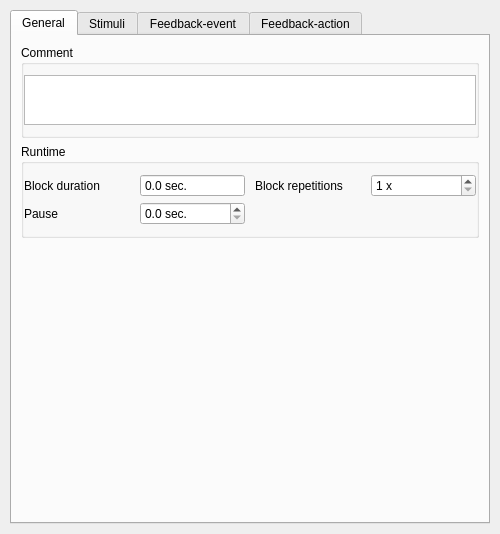
The window that Scenario_designer/ct_conftoyring.ui (luizamici/caretoy) describes before a commit, drawn with Qt 5.
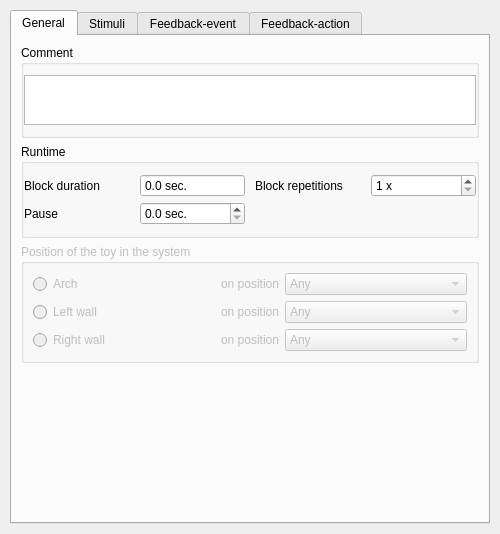
The same window after the commit. Custom widgets are drawn as their Qt base class.

Commit message: Fixed bug on deletion of blocks in the scenario designer. Added name of the open scenario on top of the window, added speaker stimuli in the arch block(disabled) and toy position(disabled). The disabled features are written in the xml, they just need to be enabled once the features work in the system.

Diff of the .ui file:
```diff
--- a/Scenario_designer/ct_conftoyring.ui
+++ b/Scenario_designer/ct_conftoyring.ui
@@ -202,6 +202,141 @@
          </layout>
         </widget>
        </item>
+       <item>
+        <widget class="QGroupBox" name="groupBox">
+         <property name="enabled">
+          <bool>false</bool>
+         </property>
+         <property name="title">
+          <string>Position of the toy in the system</string>
+         </property>
+         <layout class="QGridLayout" name="gridLayout_3" columnstretch="1,0,1">
+          <item row="0" column="2">
+           <widget class="QComboBox" name="qcb_block_position_arch">
+            <property name="enabled">
+             <bool>false</bool>
+            </property>
+            <item>
+             <property name="text">
+              <string>Any</string>
+             </property>
+            </item>
+            <item>
+             <property name="text">
+              <string>#1</string>
+             </property>
+            </item>
+            <item>
+             <property name="text">
+              <string>#2</string>
+             </property>
+            </item>
+            <item>
+             <property name="text">
+              <string>#2</string>
+             </property>
+            </item>
+           </widget>
+          </item>
+          <item row="1" column="0">
+           <widget class="QRadioButton" name="qrb_block_position_left">
+            <property name="text">
+             <string>Left wall</string>
+            </property>
+           </widget>
+          </item>
+          <item row="2" column="0">
+           <widget class="QRadioButton" name="qrb_block_position_right">
+            <property name="text">
+             <string>Right wall</string>
+            </property>
+           </widget>
+          </item>
+          <item row="2" column="2">
+           <widget class="QComboBox" name="qcb_block_position_right">
+            <property name="enabled">
+             <bool>false</bool>
+            </property>
+            <item>
+             <property name="text">
+              <string>Any</string>
+             </property>
+            </item>
+            <item>
+             <property name="text">
+              <string>#1</string>
+             </property>
+            </item>
+            <item>
+             <property name="text">
+              <string>#2</string>
+             </property>
+            </item>
+            <item>
+             <property name="text">
+              <string>#3</string>
+             </property>
+            </item>
+           </widget>
+          </item>
+          <item row="1" column="2">
+           <widget class="QComboBox" name="qcb_block_position_left">
+            <property name="enabled">
+             <bool>false</bool>
+            </property>
+            <item>
+             <property name="text">
+              <string>Any</string>
+             </property>
+            </item>
+            <item>
+             <property name="text">
+              <string>#1</string>
+             </property>
+            </item>
+            <item>
+             <property name="text">
+              <string>#2</string>
+             </property>
+            </item>
+            <item>
+             <property name="text">
+              <string>#3</string>
+             </property>
+            </item>
+           </widget>
+          </item>
+          <item row="0" column="0">
+           <widget class="QRadioButton" name="qrb_block_position_arch">
+            <property name="text">
+             <string>Arch</string>
+            </property>
+           </widget>
+          </item>
+          <item row="0" column="1">
+           <widget class="QLabel" name="qlb_block_position_arch">
+            <property name="text">
+             <string>on position</string>
+            </property>
+           </widget>
+          </item>
+          <item row="1" column="1">
+           <widget class="QLabel" name="qlb_block_position_left">
+            <property name="text">
+             <string>on position</string>
+            </property>
+           </widget>
+          </item>
+          <item row="2" column="1">
+           <widget class="QLabel" name="qlb_block_position_right">
+            <property name="text">
+             <string>on position</string>
+            </property>
+           </widget>
+          </item>
+         </layout>
+        </widget>
+       </item>
        <item>
         <spacer name="verticalSpacer">
          <property name="orientation">
```
The commit also changes 19 other files.
